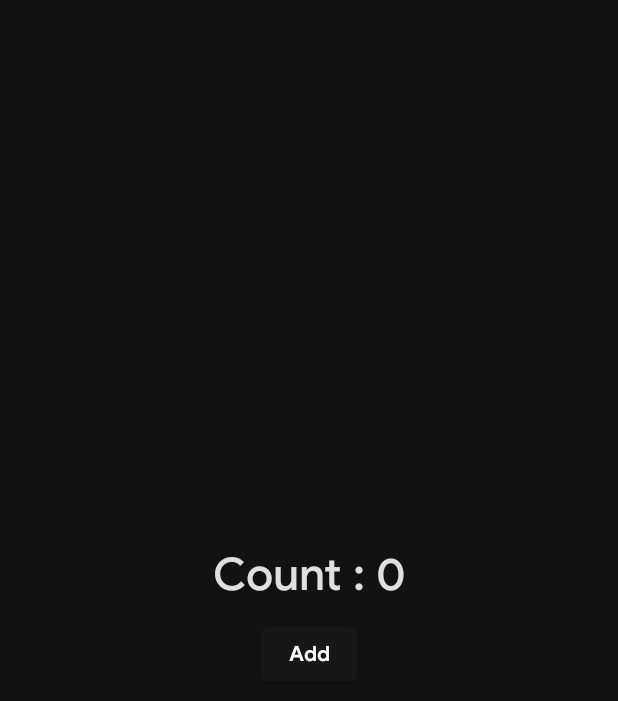
After one commit to theapache64/compose-animation-playground, an Android app built with Jetpack Compose: the composable DefaultDemoScreen shown on its own in the app's theme, on a phone screen of 412 x 824 dp. The commit adds this screen. Shown: the top 701 px of the screen. Run offline under Robolectric (Android 15) with nearby library versions, the phone set to English and light mode, and no system bars; 2 statements that could not run were skipped.

Commit message:
🆙 update structure and add AnimatedContent samples

```diff
--- a/app/src/main/java/com/theapache64/composeanimationplayground/ui/screen/animation/animatedvisibility/AnimatedVisibilityScreen.kt
+++ b/app/src/main/java/com/theapache64/composeanimationplayground/ui/screen/animation/AnimatedVisibilityScreen.kt
@@ -1,4 +1,4 @@
-package com.theapache64.composeanimationplayground.ui.screen.animation.animatedvisibility
+package com.theapache64.composeanimationplayground.ui.screen.animation
 
 import androidx.compose.foundation.lazy.LazyColumn
 import androidx.compose.foundation.lazy.itemsIndexed
@@ -8,6 +8,7 @@ import androidx.compose.material.icons.filled.ArrowBack
 import androidx.compose.runtime.Composable
 import com.theapache64.composeanimationplayground.model.AnimationItem
 import com.theapache64.composeanimationplayground.ui.composable.AnimationItem
+import com.theapache64.composeanimationplayground.ui.screen.animation.animatedvisibility.*
 
 const val DURATION = 2000
 
--- /dev/null
+++ b/app/src/main/java/com/theapache64/composeanimationplayground/ui/screen/animation/animatedcontent/DefaultDemoScreen.kt
@@ -0,0 +1,28 @@
+package com.theapache64.composeanimationplayground.ui.screen.animation.animatedcontent
+
+import androidx.compose.animation.AnimatedContent
+import androidx.compose.foundation.layout.Spacer
+import androidx.compose.foundation.layout.height
+import androidx.compose.material.Button
+import androidx.compose.material.Text
+import androidx.compose.runtime.*
+import androidx.compose.ui.Modifier
+import androidx.compose.ui.unit.dp
+import androidx.compose.ui.unit.sp
+import com.theapache64.composeanimationplayground.ui.composable.BigColumn
+
+@Composable
+fun DefaultDemoScreen() {
+    BigColumn {
+        var count by remember { mutableStateOf(0) }
+        AnimatedContent(
+            targetState = count,
+        ) { targetCount ->
+            Text(text = "Count : $targetCount", fontSize = 30.sp)
+        }
+        Spacer(modifier = Modifier.height(10.dp))
+        Button(onClick = { count++ }) {
+            Text(text = "Add")
+        }
+    }
+}
--- a/app/src/main/java/com/theapache64/composeanimationplayground/ui/screen/animation/animatedvisibility/AnimatedVisibilityAdvancedDemo.kt
+++ b/app/src/main/java/com/theapache64/composeanimationplayground/ui/screen/animation/animatedvisibility/AnimatedVisibilityAdvancedDemo.kt
@@ -7,6 +7,7 @@ import androidx.compose.ui.Alignment
 import androidx.compose.ui.platform.LocalDensity
 import androidx.compose.ui.unit.dp
 import com.theapache64.composeanimationplayground.ui.composable.TeslaLogo
+import com.theapache64.composeanimationplayground.ui.screen.animation.DURATION
 
 @Composable
 fun AnimatedVisibilityAdvancedDemo(isVisible: Boolean) {
--- a/app/src/main/java/com/theapache64/composeanimationplayground/ui/screen/animation/animatedvisibility/ExpandInShrinkOutDemo.kt
+++ b/app/src/main/java/com/theapache64/composeanimationplayground/ui/screen/animation/animatedvisibility/ExpandInShrinkOutDemo.kt
@@ -10,6 +10,7 @@ import androidx.compose.ui.platform.LocalDensity
 import androidx.compose.ui.unit.IntSize
 import androidx.compose.ui.unit.dp
 import com.theapache64.composeanimationplayground.ui.composable.TeslaLogo
+import com.theapache64.composeanimationplayground.ui.screen.animation.DURATION
 
 @Composable
 fun ExpandInShrinkOutDemo(isVisible: Boolean) {
--- a/app/src/main/java/com/theapache64/composeanimationplayground/ui/screen/animation/animatedvisibility/ExpandShrinkHorizontallyDemo.kt
+++ b/app/src/main/java/com/theapache64/composeanimationplayground/ui/screen/animation/animatedvisibility/ExpandShrinkHorizontallyDemo.kt
@@ -7,6 +7,7 @@ import androidx.compose.animation.shrinkHorizontally
 import androidx.compose.runtime.Composable
 import androidx.compose.ui.Alignment
 import com.theapache64.composeanimationplayground.ui.composable.TeslaLogo
+import com.theapache64.composeanimationplayground.ui.screen.animation.DURATION
 
 
 @Composable
--- a/app/src/main/java/com/theapache64/composeanimationplayground/ui/screen/animation/animatedvisibility/ExpandShrinkVerticallyDemo.kt
+++ b/app/src/main/java/com/theapache64/composeanimationplayground/ui/screen/animation/animatedvisibility/ExpandShrinkVerticallyDemo.kt
@@ -7,6 +7,7 @@ import androidx.compose.animation.shrinkVertically
 import androidx.compose.runtime.Composable
 import androidx.compose.ui.Alignment
 import com.theapache64.composeanimationplayground.ui.composable.TeslaLogo
+import com.theapache64.composeanimationplayground.ui.screen.animation.DURATION
 
 @Composable
 fun ExpandShrinkVerticallyDemo(isVisible: Boolean) {
--- a/app/src/main/java/com/theapache64/composeanimationplayground/ui/screen/animation/animatedvisibility/FadeInFadeOutDemo.kt
+++ b/app/src/main/java/com/theapache64/composeanimationplayground/ui/screen/animation/animatedvisibility/FadeInFadeOutDemo.kt
@@ -6,6 +6,7 @@ import androidx.compose.animation.fadeIn
 import androidx.compose.animation.fadeOut
 import androidx.compose.runtime.Composable
 import com.theapache64.composeanimationplayground.ui.composable.TeslaLogo
+import com.theapache64.composeanimationplayground.ui.screen.animation.DURATION
 
 @Composable
 fun FadeInFadeOutDemo(isVisible: Boolean) {
--- a/app/src/main/java/com/theapache64/composeanimationplayground/ui/screen/animation/animatedvisibility/ScaleInOutDemo.kt
+++ b/app/src/main/java/com/theapache64/composeanimationplayground/ui/screen/animation/animatedvisibility/ScaleInOutDemo.kt
@@ -6,6 +6,7 @@ import androidx.compose.animation.scaleIn
 import androidx.compose.animation.scaleOut
 import androidx.compose.runtime.Composable
 import com.theapache64.composeanimationplayground.ui.composable.TeslaLogo
+import com.theapache64.composeanimationplayground.ui.screen.animation.DURATION
 
 @Composable
 fun ScaleInOutDemo(isVisible: Boolean) {
--- a/app/src/main/java/com/theapache64/composeanimationplayground/ui/screen/animation/animatedvisibility/SlideInOutDemo.kt
+++ b/app/src/main/java/com/theapache64/composeanimationplayground/ui/screen/animation/animatedvisibility/SlideInOutDemo.kt
@@ -10,6 +10,7 @@ import androidx.compose.ui.platform.LocalDensity
 import androidx.compose.ui.unit.IntOffset
 import androidx.compose.ui.unit.dp
 import com.theapache64.composeanimationplayground.ui.composable.TeslaLogo
+import com.theapache64.composeanimationplayground.ui.screen.animation.DURATION
 
 @Composable
 fun SlideInOutDemo(isVisible: Boolean) {
--- a/app/src/main/java/com/theapache64/composeanimationplayground/ui/screen/animation/animatedvisibility/SlideInOutHorizontallyDemo.kt
+++ b/app/src/main/java/com/theapache64/composeanimationplayground/ui/screen/animation/animatedvisibility/SlideInOutHorizontallyDemo.kt
@@ -8,6 +8,7 @@ import androidx.compose.runtime.Composable
 import androidx.compose.ui.platform.LocalDensity
 import androidx.compose.ui.unit.dp
 import com.theapache64.composeanimationplayground.ui.composable.TeslaLogo
+import com.theapache64.composeanimationplayground.ui.screen.animation.DURATION
 
 @Composable
 fun SlideInOutHorizontallyDemo(isVisible: Boolean) {
--- a/app/src/main/java/com/theapache64/composeanimationplayground/ui/screen/animation/animatedvisibility/SlideInOutVerticallyDemo.kt
+++ b/app/src/main/java/com/theapache64/composeanimationplayground/ui/screen/animation/animatedvisibility/SlideInOutVerticallyDemo.kt
@@ -8,6 +8,7 @@ import androidx.compose.runtime.Composable
 import androidx.compose.ui.platform.LocalDensity
 import androidx.compose.ui.unit.dp
 import com.theapache64.composeanimationplayground.ui.composable.TeslaLogo
+import com.theapache64.composeanimationplayground.ui.screen.animation.DURATION
 
 @Composable
 fun SlideInOutVerticallyDemo(isVisible: Boolean) {
--- a/app/src/main/java/com/theapache64/composeanimationplayground/ui/screen/animation/animatedvisibility/TransitionApiDemo.kt
+++ b/app/src/main/java/com/theapache64/composeanimationplayground/ui/screen/animation/animatedvisibility/TransitionApiDemo.kt
@@ -10,6 +10,7 @@ import androidx.compose.ui.Modifier
 import androidx.compose.ui.graphics.Color
 import androidx.compose.ui.unit.dp
 import com.theapache64.composeanimationplayground.ui.composable.TeslaLogo
+import com.theapache64.composeanimationplayground.ui.screen.animation.DURATION
 import com.theapache64.composeanimationplayground.ui.theme.TeslaRed
 
 @Composable
```
Also changed, not shown: app/src/main/java/com/theapache64/composeanimationplayground/ui/screen/AppNavigation.kt (+10 -4 lines), app/src/main/java/com/theapache64/composeanimationplayground/ui/screen/animation/animatedcontent/CustomTransitionDemoScreen.kt (added, +56 -0 lines).
